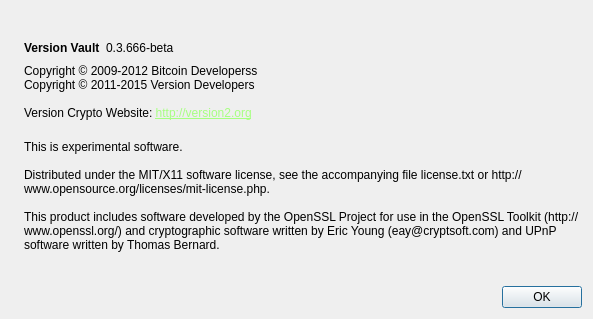
Before: the Qt Designer form src/qt/forms/aboutdialog.ui in noise23/version, drawn with Qt 5.
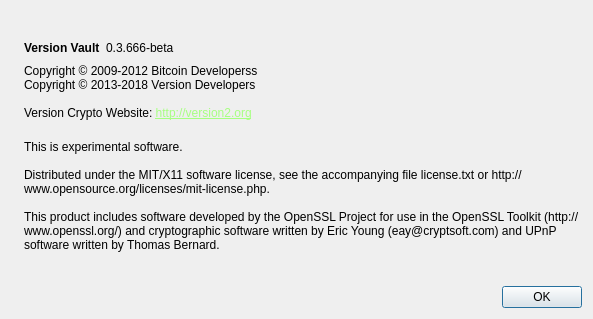
After: the same form once the commit is applied. Icons and pictures are not drawn.

Commit message: Update copyright year to 2018

Patch:
```diff
--- a/src/qt/forms/aboutdialog.ui
+++ b/src/qt/forms/aboutdialog.ui
@@ -93,7 +93,7 @@
         <property name="text">
          <string>
 Copyright © 2009-2012 Bitcoin Developerss&lt;br/&gt;
-Copyright © 2011-2015 Version Developers&lt;br/&gt;&lt;br/&gt;
+Copyright © 2013-2018 Version Developers&lt;br/&gt;&lt;br/&gt;
 Version Crypto Website: &lt;a href=&quot;http://version2.org&quot;&gt;&lt;span style=&quot;color: #A7FF82&quot;&gt;http://version2.org&lt;/span&gt;&lt;/a&gt;
        </string>
        </property>
```
The commit also changes 42 other files.
